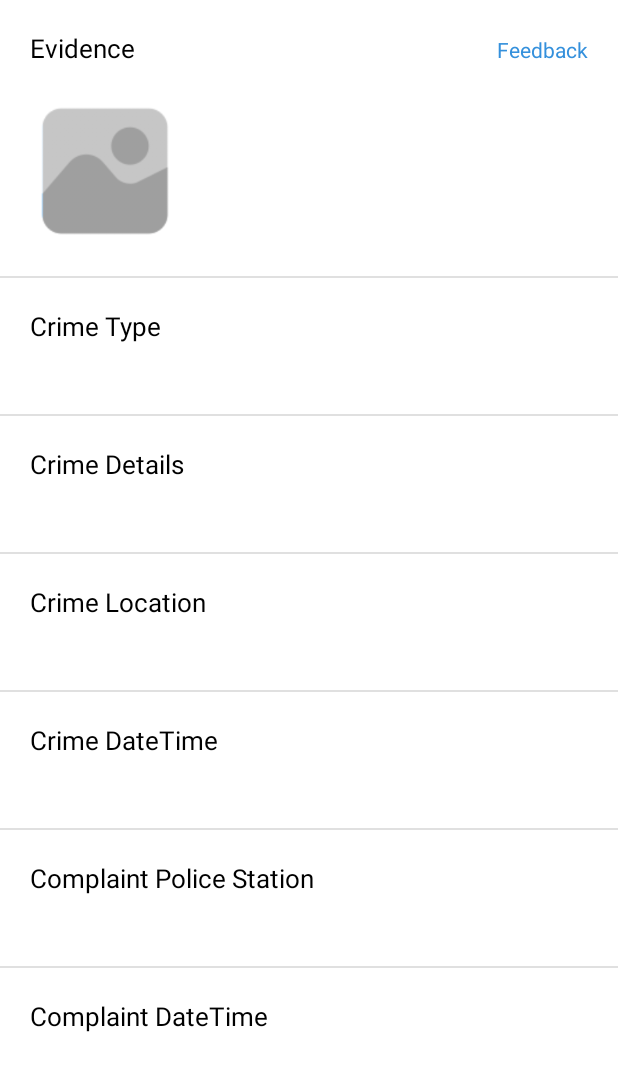
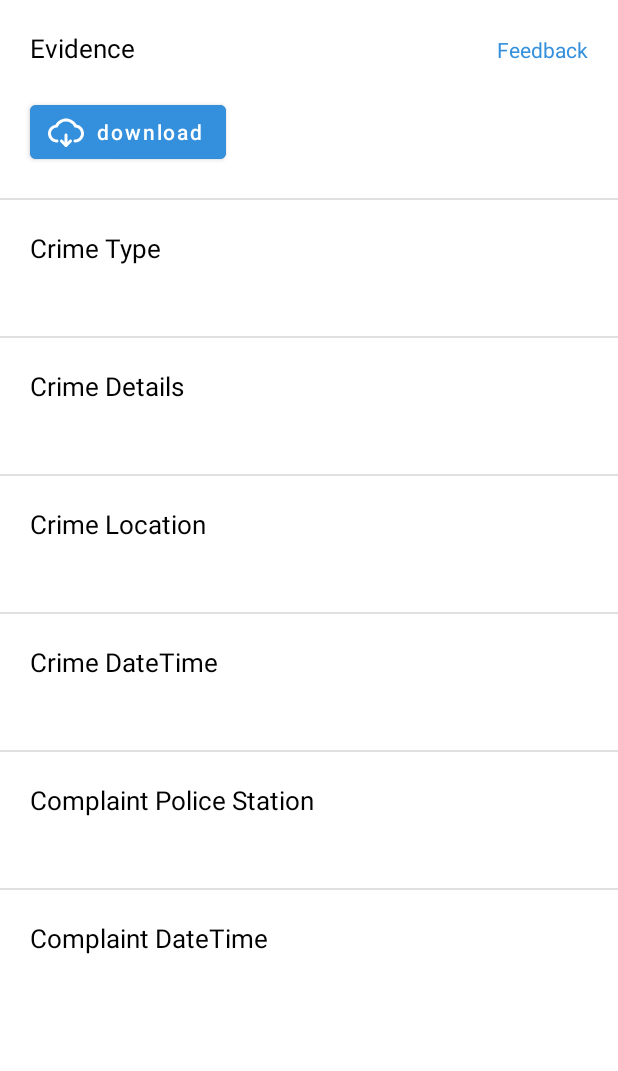
Before and after one commit to Hassan1133/AlertifyUser, an Android app: the ComplaintsDetailsActivity screen opened directly, with no data from a screen before it, on a phone screen of 412 x 824 dp. Shown: the top 1071 px of the screen. Run offline under Robolectric (Android 15) with nearby library versions, the phone set to English and light mode, and no system bars; 7 statements that could not run were skipped.

Commit message:
envidence download implementation commit

```diff
--- a/app/src/main/java/com/example/alertify_user/activities/ComplaintsDetailsActivity.java
+++ b/app/src/main/java/com/example/alertify_user/activities/ComplaintsDetailsActivity.java
@@ -1,30 +1,34 @@
 package com.example.alertify_user.activities;
 
 import android.app.Dialog;
+import android.app.DownloadManager;
+import android.content.Context;
 import android.content.Intent;
 import android.graphics.Color;
 import android.graphics.drawable.ColorDrawable;
+import android.net.Uri;
 import android.os.Bundle;
+import android.os.Environment;
 import android.view.View;
 import android.widget.ImageView;
 import android.widget.RelativeLayout;
 import android.widget.TextView;
+import android.widget.Toast;
 
 import androidx.appcompat.app.AppCompatActivity;
 
 import com.bumptech.glide.Glide;
 import com.bumptech.glide.request.RequestOptions;
 import com.example.alertify_user.R;
+import com.example.alertify_user.databinding.ActivityComplaintsDetailsBinding;
 import com.example.alertify_user.models.ComplaintModel;
 import com.google.android.material.textfield.TextInputEditText;
 
 public class ComplaintsDetailsActivity extends AppCompatActivity implements View.OnClickListener {
 
-    private TextView crimeType, crimeDetails, crimeLocation, crimeDateTime, complaintPoliceStation, complaintDateTime, feedBack;
-    private ImageView evidenceImage, evidenceVideo;
+    private ActivityComplaintsDetailsBinding binding;
     private ComplaintModel complaintModel;
     private String evidenceUrl;
-    private RelativeLayout evidenceLayout;
     private Dialog feedBackDialog;
 
     private TextInputEditText feedback;
@@ -32,62 +36,64 @@ public class ComplaintsDetailsActivity extends AppCompatActivity implements View
     @Override
     protected void onCreate(Bundle savedInstanceState) {
         super.onCreate(savedInstanceState);
-        setContentView(R.layout.activity_complaints_details);
+        binding = ActivityComplaintsDetailsBinding.inflate(getLayoutInflater());
+        setContentView(binding.getRoot());
 
         init();
     }
 
     void init() {
-        crimeType = findViewById(R.id.details_crime_type);
-        crimeDetails = findViewById(R.id.details_crime);
-        crimeLocation = findViewById(R.id.details_crime_location);
-        crimeDateTime = findViewById(R.id.details_crime_date_time);
-        complaintPoliceStation = findViewById(R.id.details_complaint_police_station);
-        complaintDateTime = findViewById(R.id.details_complaint_date_time);
-        evidenceImage = findViewById(R.id.crime_evidence_image);
-        evidenceVideo = findViewById(R.id.crime_evidence_video);
-        evidenceLayout = findViewById(R.id.crime_evidence_layout);
-        evidenceLayout.setOnClickListener(this);
-        feedBack = findViewById(R.id.feedback);
-        feedBack.setOnClickListener(this);
+        binding.feedBack.setOnClickListener(this);
+        binding.downloadEvidenceBtn.setOnClickListener(this);
         getDataFromIntent();
     }
 
     void getDataFromIntent() {
         complaintModel = (ComplaintModel) getIntent().getSerializableExtra("complaintModel");
         evidenceUrl = complaintModel.getEvidenceUrl();
-
-//        if (complaintModel.getEvidenceType().startsWith("image/")) {
-//
-//            Glide.with(getApplicationContext()).load(evidenceUrl).into(evidenceImage);
-//
-//        } else if (complaintModel.getEvidenceType().startsWith("video/")) {
-//            RequestOptions requestOptions = new RequestOptions();
-//            Glide.with(ComplaintsDetailsActivity.this)
-//                    .load(evidenceUrl)
-//                    .apply(requestOptions)
-//                    .thumbnail(Glide.with(ComplaintsDetailsActivity.this).load(evidenceUrl))
-//                    .into(evidenceImage);
-//            evidenceVideo.setVisibility(View.VISIBLE);
-//        }
-
-        crimeType.setText(complaintModel.getCrimeType());
-        crimeDetails.setText(complaintModel.getCrimeDetails());
-        crimeLocation.setText(complaintModel.getCrimeLocation());
-        crimeDateTime.setText(complaintModel.getCrimeDateTime());
-        complaintPoliceStation.setText(complaintModel.getPoliceStation());
-        complaintDateTime.setText(complaintModel.getComplaintDateTime());
+        binding.detailsCrimeType.setText(complaintModel.getCrimeType());
+        binding.detailsCrime.setText(complaintModel.getCrimeDetails());
+        binding.detailsCrimeLocation.setText(complaintModel.getCrimeLocation());
+        binding.detailsCrimeDateTime.setText(complaintModel.getCrimeDateTime());
+        binding.detailsComplaintPoliceStation.setText(complaintModel.getPoliceStation());
+        binding.detailsComplaintDateTime.setText(complaintModel.getComplaintDateTime());
     }
 
     @Override
     public void onClick(View v) {
         switch (v.getId()) {
-            case R.id.crime_evidence_layout:
-//                goToSeeEvidenceActivity(complaintModel);
-                break;
-            case R.id.feedback:
+            case R.id.feedBack:
                 createFeedBackDialog();
                 break;
+            case R.id.downloadEvidenceBtn:
+                downloadEvidence();
+                break;
+        }
+    }
+
+    private void downloadEvidence() {
+
+        if(evidenceUrl != null && !evidenceUrl.isEmpty())
+        {
+            String fileName = "evidence_file";
+
+            DownloadManager.Request request = new DownloadManager.Request(Uri.parse(evidenceUrl))
+                    .setTitle("File Download") // Title of the notification during download
+                    .setDescription("Downloading") // Description of the notification during download
+                    .setNotificationVisibility(DownloadManager.Request.VISIBILITY_VISIBLE_NOTIFY_COMPLETED)
+                    .setDestinationInExternalPublicDir(Environment.DIRECTORY_DOWNLOADS, fileName);
+
+            DownloadManager downloadManager = (DownloadManager) getSystemService(Context.DOWNLOAD_SERVICE);
+
+            if (downloadManager != null) {
+                downloadManager.enqueue(request);
+                Toast.makeText(ComplaintsDetailsActivity.this, "Download started", Toast.LENGTH_SHORT).show();
+            } else {
+                Toast.makeText(ComplaintsDetailsActivity.this, "Download Manager not available", Toast.LENGTH_SHORT).show();
+            }
+        }
+        else {
+            Toast.makeText(ComplaintsDetailsActivity.this, "Evidence not found", Toast.LENGTH_SHORT).show();
         }
     }
 
@@ -98,13 +104,6 @@ public class ComplaintsDetailsActivity extends AppCompatActivity implements View
         feedBackDialog.getWindow().setBackgroundDrawable(new ColorDrawable(Color.TRANSPARENT));
 
         feedback = feedBackDialog.findViewById(R.id.report_feedback);
-        feedBack.setText(complaintModel.getFeedback());
+        binding.feedBack.setText(complaintModel.getFeedback());
     }
-
-//    private void goToSeeEvidenceActivity(ComplaintModel complaintModel) {
-//        Intent intent = new Intent(ComplaintsDetailsActivity.this, SeeEvidenceActivity.class);
-//        intent.putExtra("evidenceUrl", complaintModel.getEvidenceUrl());
-//        intent.putExtra("evidenceType", complaintModel.getEvidenceType());
-//        startActivity(intent);
-//    }
 }
--- a/app/src/main/java/com/example/alertify_user/fragments/Complaints_Fragment.java
+++ b/app/src/main/java/com/example/alertify_user/fragments/Complaints_Fragment.java
@@ -126,7 +126,7 @@ public class Complaints_Fragment extends Fragment implements View.OnClickListene
 
         binding.complaintsRecycler.setLayoutManager(new GridLayoutManager(getActivity(), 2));
 
-//        fetchComplaintsData();
+        fetchComplaintsData();
     }
 
     // Method for date and time picker dialog
@@ -362,7 +362,6 @@ public class Complaints_Fragment extends Fragment implements View.OnClickListene
                         @Override
                         public void onComplete(@NonNull Task<Uri> task) {
                             complaintModel.setEvidenceUrl(task.getResult().toString());
-                            complaintModel.setEvidenceFileType(taskSnapshot.getMetadata().getContentType());
                             addToDb(complaintModel);
                         }
                     }).addOnFailureListener(new OnFailureListener() {
--- /dev/null
+++ b/app/src/main/res/drawable/download.xml
@@ -0,0 +1,6 @@
+<vector android:height="24dp" android:viewportHeight="1024"
+    android:viewportWidth="1024" android:width="24dp" xmlns:android="http://schemas.android.com/apk/res/android">
+    <path android:fillColor="#3688FF" android:pathData="M768,810.7c-23.6,0 -42.7,-19.1 -42.7,-42.7s19.1,-42.7 42.7,-42.7c94.1,0 170.7,-76.6 170.7,-170.7 0,-89.6 -70.1,-164.3 -159.5,-170.1L754,383l-10.7,-22.7c-42.2,-89.3 -133,-147 -231.3,-147s-189.1,57.7 -231.3,147L270,383l-25.1,1.6c-89.5,5.8 -159.5,80.5 -159.5,170.1 0,94.1 76.6,170.7 170.7,170.7 23.6,0 42.7,19.1 42.7,42.7s-19.1,42.7 -42.7,42.7c-141.2,0 -256,-114.8 -256,-256 0,-126.1 92.5,-232.5 214.7,-252.4C274.8,195.7 388.9,128 512,128s237.2,67.7 297.3,174.2C931.5,322.1 1024,428.6 1024,554.7c0,141.1 -114.8,256 -256,256z"/>
+    <path android:fillColor="#5F6379" android:pathData="M512,938.7c-10.9,0 -21.8,-4.2 -30.2,-12.5l-128,-128c-16.7,-16.7 -16.7,-43.7 0,-60.3 16.6,-16.7 43.7,-16.7 60.3,0l97.8,97.8 97.8,-97.8c16.6,-16.7 43.7,-16.7 60.3,0 16.7,16.7 16.7,43.7 0,60.3l-128,128c-8.2,8.3 -19.1,12.5 -30,12.5z"/>
+    <path android:fillColor="#5F6379" android:pathData="M512,938.7c-23.6,0 -42.7,-19.1 -42.7,-42.7V597.3c0,-23.6 19.1,-42.7 42.7,-42.7s42.7,19.1 42.7,42.7V896c0,23.6 -19.1,42.7 -42.7,42.7z"/>
+</vector>
--- a/app/src/main/res/layout/activity_complaints_details.xml
+++ b/app/src/main/res/layout/activity_complaints_details.xml
@@ -12,7 +12,7 @@
         android:background="@color/white">
 
         <TextView
-            android:id="@+id/feedback"
+            android:id="@+id/feedBack"
             android:layout_width="wrap_content"
             android:layout_height="wrap_content"
             android:layout_alignParentEnd="true"
@@ -33,39 +33,27 @@
             android:textColor="@color/black"
             android:textSize="17sp" />
 
-        <RelativeLayout
-            android:id="@+id/crime_evidence_layout"
-            android:layout_width="100dp"
-            android:layout_height="100dp"
+
+        <Button
+            android:id="@+id/downloadEvidenceBtn"
+            android:layout_width="wrap_content"
+            android:layout_height="wrap_content"
+            android:layout_marginStart="20dp"
+            android:backgroundTint="@color/app_color"
+            android:layout_marginTop="20dp"
+            app:icon="@drawable/download"
+            android:textAllCaps="false"
             android:layout_below="@+id/crime_evidence_heading"
-            android:layout_marginStart="20dp"
-            android:layout_marginTop="20dp">
-
-            <ImageView
-                android:id="@+id/crime_evidence_image"
-                android:layout_width="match_parent"
-                android:layout_height="match_parent"
-                android:scaleType="fitXY"
-                android:src="@drawable/evidence_icon" />
-
-            <ImageView
-                android:id="@+id/crime_evidence_video"
-                android:layout_width="25dp"
-                android:layout_height="25dp"
-                android:layout_centerInParent="true"
-                android:layout_marginStart="20dp"
-                android:layout_marginTop="20dp"
-                android:scaleType="fitXY"
-                android:src="@drawable/play_video"
-                android:visibility="gone" />
-        </RelativeLayout>
+            android:text="@string/download"
+            style="@style/Widget.MaterialComponents.Button.Icon"
+            />
 
 
         <com.google.android.material.divider.MaterialDivider
             android:id="@+id/crime_evidence_underline"
             android:layout_width="match_parent"
             android:layout_height="wrap_content"
-            android:layout_below="@+id/crime_evidence_layout"
+            android:layout_below="@+id/downloadEvidenceBtn"
             android:layout_marginTop="20dp" />
 
         <TextView
@@ -80,7 +68,7 @@
             android:textSize="17sp" />
 
         <TextView
-            android:id="@+id/details_crime_type"
+            android:id="@+id/detailsCrimeType"
             android:layout_width="match_parent"
             android:layout_height="wrap_content"
             android:layout_below="@+id/crime_type_heading"
@@ -94,7 +82,7 @@
             android:id="@+id/crime_type_underline"
             android:layout_width="match_parent"
             android:layout_height="wrap_content"
-            android:layout_below="@+id/details_crime_type"
+            android:layout_below="@+id/detailsCrimeType"
             android:layout_marginTop="20dp" />
 
         <TextView
@@ -109,7 +97,7 @@
             android:textSize="17sp" />
 
         <TextView
-            android:id="@+id/details_crime"
+            android:id="@+id/detailsCrime"
             android:layout_width="match_parent"
             android:layout_height="wrap_content"
             android:layout_below="@+id/crime_details_heading"
@@ -123,7 +111,7 @@
             android:id="@+id/crime_details_underline"
             android:layout_width="match_parent"
             android:layout_height="wrap_content"
-            android:layout_below="@+id/details_crime"
+            android:layout_below="@+id/detailsCrime"
             android:layout_marginTop="20dp" />
 
         <TextView
@@ -138,7 +126,7 @@
             android:textSize="17sp" />
 
         <TextView
-            android:id="@+id/details_crime_location"
+            android:id="@+id/detailsCrimeLocation"
             android:layout_width="match_parent"
             android:layout_height="wrap_content"
             android:layout_below="@+id/crime_Location_heading"
@@ -152,7 +140,7 @@
             android:id="@+id/crime_location_underline"
             android:layout_width="match_parent"
             android:layout_height="wrap_content"
-            android:layout_below="@+id/details_crime_location"
+            android:layout_below="@+id/detailsCrimeLocation"
             android:layout_marginTop="20dp" />
 
         <TextView
@@ -167,7 +155,7 @@
             android:textSize="17sp" />
 
         <TextView
-            android:id="@+id/details_crime_date_time"
+            android:id="@+id/detailsCrimeDateTime"
             android:layout_width="match_parent"
             android:layout_height="wrap_content"
             android:layout_below="@+id/crime_date_time_heading"
@@ -181,7 +169,7 @@
             android:id="@+id/crime_date_time_underline"
             android:layout_width="match_parent"
             android:layout_height="wrap_content"
-            android:layout_below="@+id/details_crime_date_time"
+            android:layout_below="@+id/detailsCrimeDateTime"
             android:layout_marginTop="20dp" />
 
         <TextView
@@ -196,7 +184,7 @@
             android:textSize="17sp" />
 
         <TextView
-            android:id="@+id/details_complaint_police_station"
+            android:id="@+id/detailsComplaintPoliceStation"
             android:layout_width="match_parent"
             android:layout_height="wrap_content"
             android:layout_below="@+id/complaint_police_station_heading"
@@ -210,7 +198,7 @@
             android:id="@+id/complaint_police_station_underline"
             android:layout_width="match_parent"
             android:layout_height="wrap_content"
-            android:layout_below="@+id/details_complaint_police_station"
+            android:layout_below="@+id/detailsComplaintPoliceStation"
             android:layout_marginTop="20dp" />
 
 
@@ -226,7 +214,7 @@
             android:textSize="17sp" />
 
         <TextView
-            android:id="@+id/details_complaint_date_time"
+            android:id="@+id/detailsComplaintDateTime"
             android:layout_width="match_parent"
             android:layout_height="wrap_content"
             android:layout_below="@+id/complaint_date_time_heading"
--- a/app/src/main/res/values/strings.xml
+++ b/app/src/main/res/values/strings.xml
@@ -29,4 +29,5 @@
     <string name="crime_type_hint">Crime Type</string>
     <string name="crime_details_hint">Crime Details</string>
     <string name="crime_date_hint">Crime DateTime</string>
+    <string name="download">download</string>
 </resources>
```
Also changed, not shown: app/build.gradle (+0 -7 lines), app/src/main/java/com/example/alertify_user/activities/SeeEvidenceActivity.java (deleted, +0 -65 lines), app/src/main/java/com/example/alertify_user/models/ComplaintModel.java (+0 -8 lines), app/src/main/res/layout/activity_see_evidence.xml (deleted, +0 -32 lines).
